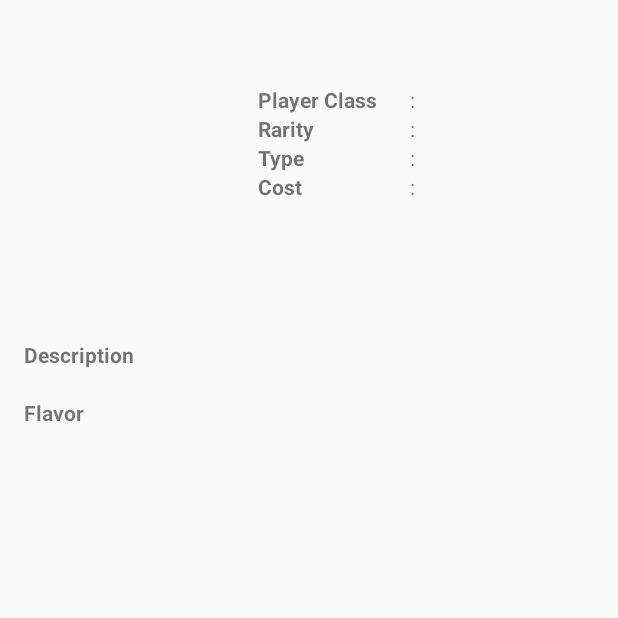
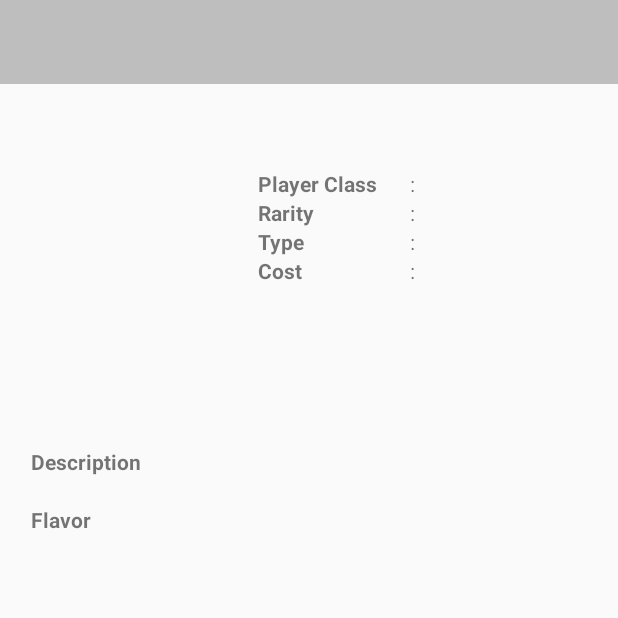
Before and after one commit to perihanmirkelam/WoWChars, an Android app: the DetailActivity screen opened directly, with no data from a screen before it, on a phone screen of 412 x 824 dp, the top half of it. Run offline under Robolectric (Android 15) with nearby library versions, the phone set to English and light mode, and no system bars; our stand-ins replace data binding; 12 statements that could not run were skipped.

Commit message:
Add toolbar without back icon.

```diff
--- a/app/src/main/res/layout/activity_detail.xml
+++ b/app/src/main/res/layout/activity_detail.xml
@@ -13,12 +13,22 @@
     <LinearLayout
         android:layout_width="match_parent"
         android:layout_height="match_parent"
-        android:padding="@dimen/items_margin"
         android:orientation="vertical">
+
+        <Toolbar
+            android:id="@+id/toolbar"
+            android:layout_width="match_parent"
+            android:layout_height="wrap_content"
+            android:background="@color/colorPrimary"
+            android:title="@{DetailViewModel.selectedChar.getName}"
+            android:titleTextColor="@android:color/white"
+            tools:title="@string/example_name"/>
+
         <LinearLayout
             android:layout_width="match_parent"
             android:layout_height="wrap_content"
             android:padding="@dimen/layout_padding"
+            android:layout_margin="@dimen/items_margin"
             android:weightSum="5"
             android:orientation="horizontal">
 
@@ -88,7 +98,7 @@
         <LinearLayout
             android:layout_width="match_parent"
             android:layout_height="wrap_content"
-            android:layout_margin="@dimen/items_margin"
+            android:layout_margin="@dimen/items_margin_big"
             android:padding="@dimen/layout_padding"
             android:orientation="vertical">
 
--- a/app/src/main/res/layout/item_char_property.xml
+++ b/app/src/main/res/layout/item_char_property.xml
@@ -1,7 +1,5 @@
 <?xml version="1.0" encoding="utf-8"?>
-<layout xmlns:android="http://schemas.android.com/apk/res/android"
-    xmlns:bind="http://schemas.android.com/tools"
-    xmlns:tools="http://schemas.android.com/tools">
+<layout xmlns:android="http://schemas.android.com/apk/res/android">
 
     <data>
         <variable name="key" type="java.lang.String" />
--- a/app/src/main/res/values/dimens.xml
+++ b/app/src/main/res/values/dimens.xml
@@ -5,6 +5,7 @@
     <dimen name="item_margin">5dp</dimen>
     <dimen name="layout_padding">5dp</dimen>
     <dimen name="items_margin">5dp</dimen>
+    <dimen name="items_margin_big">15dp</dimen>
     <dimen name="card_corner_radius">1dp</dimen>
     <dimen name="char_item_weight_sum">1dp</dimen>
     <dimen name="zero_dp">0dp</dimen>
```
